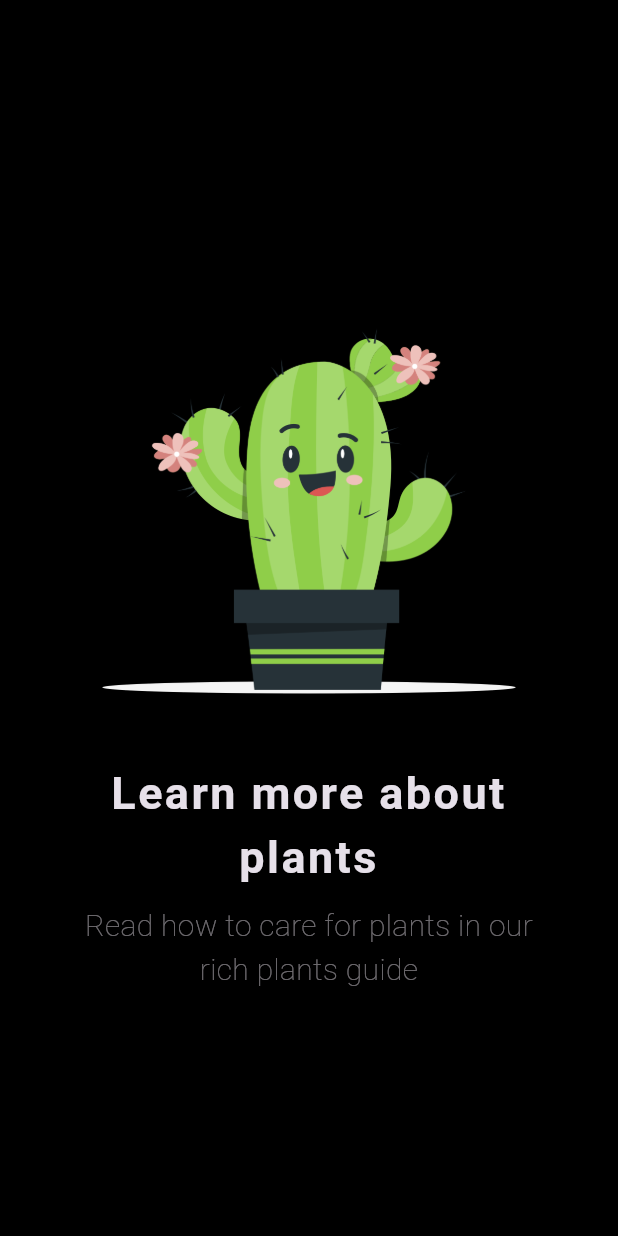
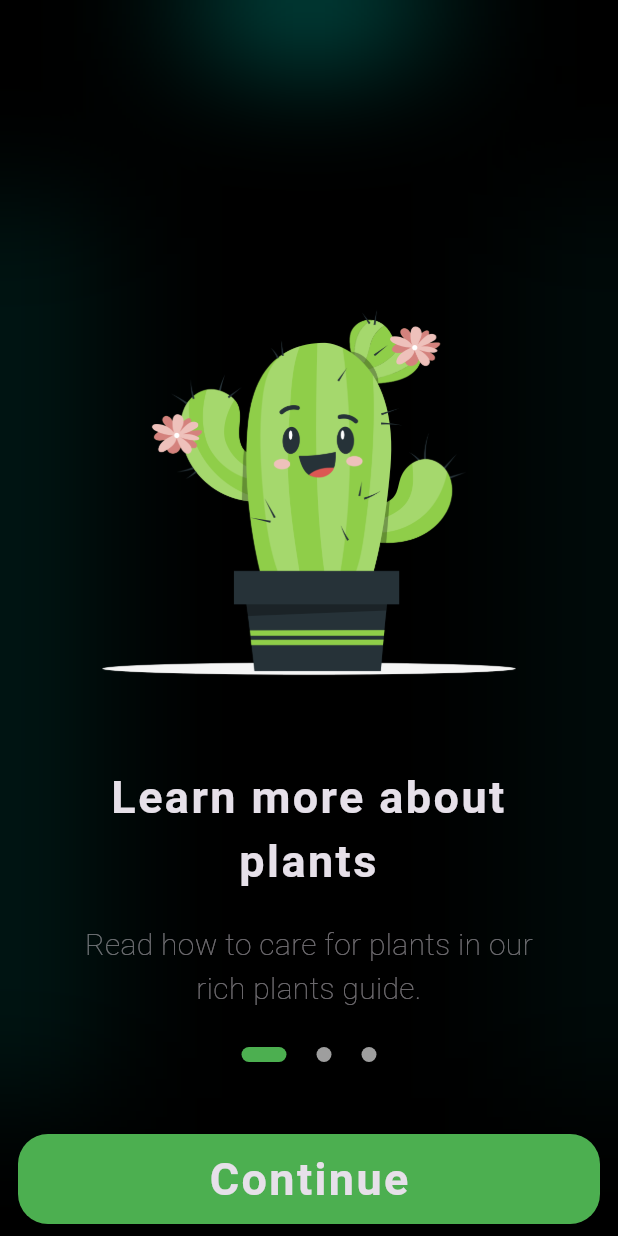
Before and after one commit to Lahlabooo/Dr_Plants, a Flutter app: the screen it shows after launch, on a phone screen of 412 x 824 dp. Run offline on Flutter 3.47's test engine with Material 3 defaults, Android fonts, the phone set to English and light mode, and no system bars; drawn by our look-alikes of smooth_page_indicator; our stand-ins replace go_router.

Commit message:
ui for Splash/view

```diff
--- a/lib/Core/Utilis/App_Routers.dart
+++ b/lib/Core/Utilis/App_Routers.dart
@@ -2,10 +2,14 @@ import 'package:go_router/go_router.dart';
 import 'package:planta/Features/Splash/Peresentation/Views/Splash_View.dart';
 
 abstract class AppRouters {
+  static const kLoginPage = '/LoginPage';
   static final routers = GoRouter(routes: [
     GoRoute(
       path: '/',
       builder: (context, state) => const SplashView(),
     ),
+    //GoRoute(
+    //  path: kLoginPage,
+    //),
   ]);
 }
--- a/lib/Core/Utilis/AssetData.dart
+++ b/lib/Core/Utilis/AssetData.dart
@@ -1,3 +1,7 @@
 abstract class AssetData {
-  static const img1 = "assets/images/2.png";
+  static const SpalshImg = [
+    "assets/images/2.png",
+    "assets/images/3.png",
+    "assets/images/4.png",
+  ];
 }
--- /dev/null
+++ b/lib/Core/Widgets/Background_App.dart
@@ -0,0 +1,69 @@
+import 'dart:ui';
+
+import 'package:flutter/material.dart';
+
+class BacckgroundApp extends StatelessWidget {
+  const BacckgroundApp({super.key, required this.bodyWidgt});
+  final Widget bodyWidgt;
+  @override
+  Widget build(BuildContext context) {
+    return Stack(
+      children: [
+        Column(
+          children: [
+            Row(
+              children: [
+                const Spacer(),
+                Container(
+                  width: 80,
+                  height: 40,
+                  color: Colors.teal,
+                ),
+                const Spacer(),
+              ],
+            ),
+            Expanded(
+              child: Row(
+                children: [
+                  Column(
+                    children: [
+                      const Spacer(),
+                      Container(
+                        width: 10,
+                        height: 600,
+                        color: Colors.teal,
+                      ),
+                      const Spacer(),
+                    ],
+                  ),
+                  const Spacer(),
+                  Column(
+                    children: [
+                      const Spacer(),
+                      Container(
+                        width: 5,
+                        height: 600,
+                        color: Colors.teal,
+                      ),
+                      const Spacer(),
+                    ],
+                  ),
+                ],
+              ),
+            ),
+          ],
+        ),
+        Positioned.fill(
+          child: BackdropFilter(
+            filter: ImageFilter.blur(
+              sigmaX: 60,
+              sigmaY: 40,
+            ),
+            child: const SizedBox(),
+          ),
+        ),
+        bodyWidgt,
+      ],
+    );
+  }
+}
--- /dev/null
+++ b/lib/Features/Splash/Data/SpalshData.dart
@@ -0,0 +1,11 @@
+abstract class SplashData {
+  static const titleOne = "Learn more about plants";
+  static const descriptionOne =
+      "Read how to care for plants in our rich plants guide.";
+  static const titleTwo = "Find a plant lover friend";
+  static const descriptionTwo =
+      "Are you a plant lover? Connect with other plant lovers.";
+  static const titleThree = "Plant a tree, green the Earth";
+  static const descriptionThree =
+      "Find almost all types of plants that you like here.";
+}
--- a/lib/Features/Splash/Peresentation/Views/Splash_View.dart
+++ b/lib/Features/Splash/Peresentation/Views/Splash_View.dart
@@ -1,5 +1,8 @@
 import 'package:flutter/material.dart';
-import 'package:planta/Features/Splash/Peresentation/Views/Widgets/Splash_Body.dart';
+import 'package:planta/Core/Widgets/Background_App.dart';
+
+import 'Widgets/Splash_Body.dart';
+//import 'package:planta/Features/Splash/Peresentation/Views/Widgets/Splash_Body.dart';
 
 class SplashView extends StatelessWidget {
   const SplashView({super.key});
@@ -7,7 +10,9 @@ class SplashView extends StatelessWidget {
   @override
   Widget build(BuildContext context) {
     return const Scaffold(
-      body: SplashBody(),
+      body: BacckgroundApp(
+        bodyWidgt: SplashBody(),
+      ),
     );
   }
 }
--- /dev/null
+++ b/lib/Features/Splash/Peresentation/Views/Widgets/Indicator.dart
@@ -0,0 +1,22 @@
+import 'package:flutter/material.dart';
+import 'package:smooth_page_indicator/smooth_page_indicator.dart';
+
+class Indicator extends StatelessWidget {
+  const Indicator({super.key, required this.controller});
+  final PageController controller;
+  @override
+  Widget build(BuildContext context) {
+    return SmoothPageIndicator(
+      controller: controller,
+      count: 3,
+      effect: const ExpandingDotsEffect(
+        dotHeight: 10,
+        dotWidth: 10,
+        activeDotColor: Colors.green,
+        dotColor: Colors.grey,
+        spacing: 20,
+        //jumpScale: 2,
+      ),
+    );
+  }
+}
--- /dev/null
+++ b/lib/Features/Splash/Peresentation/Views/Widgets/PageView.dart
@@ -0,0 +1,32 @@
+import 'package:flutter/material.dart';
+import 'package:planta/Core/Utilis/AssetData.dart';
+import 'package:planta/Features/Splash/Data/SpalshData.dart';
+import 'package:planta/Features/Splash/Peresentation/Views/Widgets/Page_View_Item.dart';
+
+class CustompageView extends StatelessWidget {
+  const CustompageView(
+      {super.key, required this.pageController, this.onPageChanged});
+  final PageController pageController;
+  final void Function(int)? onPageChanged;
+  @override
+  Widget build(BuildContext context) {
+    return PageView(
+      controller: pageController,
+      onPageChanged: onPageChanged,
+      children: [
+        PageViewItem(
+            img: AssetData.SpalshImg[0],
+            title: SplashData.titleOne,
+            supTitle: SplashData.descriptionOne),
+        PageViewItem(
+            img: AssetData.SpalshImg[1],
+            title: SplashData.titleTwo,
+            supTitle: SplashData.descriptionTwo),
+        PageViewItem(
+            img: AssetData.SpalshImg[2],
+            title: SplashData.titleThree,
+            supTitle: SplashData.descriptionThree),
+      ],
+    );
+  }
+}
--- a/lib/Features/Splash/Peresentation/Views/Widgets/Page_View_Item.dart
+++ b/lib/Features/Splash/Peresentation/Views/Widgets/Page_View_Item.dart
@@ -21,7 +21,7 @@ class PageViewItem extends StatelessWidget {
         children: [
           Image.asset(img),
           const SizedBox(
-            height: 15,
+            height: 30,
           ),
           Text(
             title,
@@ -30,7 +30,7 @@ class PageViewItem extends StatelessWidget {
             style: Styles.textStyle30,
           ),
           const SizedBox(
-            height: 10,
+            height: 20,
           ),
           Opacity(
             opacity: .5,
--- /dev/null
+++ b/lib/Features/Splash/Peresentation/Views/Widgets/SplashButton.dart
@@ -0,0 +1,42 @@
+import 'package:flutter/material.dart';
+import 'package:planta/Core/Utilis/Styles.dart';
+
+class SplashButton extends StatelessWidget {
+  const SplashButton(
+      {super.key, required this.currentPage, required this.controller});
+  final int currentPage;
+  final PageController controller;
+  @override
+  Widget build(BuildContext context) {
+    return GestureDetector(
+      onTap: () {
+        pageViewNavigation(context);
+      },
+      child: Padding(
+        padding: const EdgeInsets.symmetric(vertical: 8.0, horizontal: 12),
+        child: Container(
+          height: 60,
+          decoration: BoxDecoration(
+            borderRadius: BorderRadiusDirectional.circular(20.0),
+            color: Colors.green,
+          ),
+          child: const Center(
+            child: Text(
+              "Continue",
+              style: Styles.textStyle30,
+            ),
+          ),
+        ),
+      ),
+    );
+  }
+
+  void pageViewNavigation(BuildContext context) {
+    if (currentPage == 2) {
+      //GoRouter.of(context).push(AppRouters.kLoginPage);
+    } else {
+      controller.nextPage(
+          duration: const Duration(milliseconds: 100), curve: Curves.linear);
+    }
+  }
+}
--- a/lib/Features/Splash/Peresentation/Views/Widgets/Splash_Body.dart
+++ b/lib/Features/Splash/Peresentation/Views/Widgets/Splash_Body.dart
@@ -1,16 +1,58 @@
 import 'package:flutter/material.dart';
-import 'package:planta/Core/Utilis/AssetData.dart';
-import 'package:planta/Features/Splash/Peresentation/Views/Widgets/Page_View_Item.dart';
+import 'package:planta/Features/Splash/Peresentation/Views/Widgets/PageView.dart';
+import 'package:planta/Features/Splash/Peresentation/Views/Widgets/SplashButton.dart';
 
-class SplashBody extends StatelessWidget {
+import 'Indicator.dart';
+
+class SplashBody extends StatefulWidget {
   const SplashBody({super.key});
 
   @override
+  State<SplashBody> createState() => _SplashBodyState();
+}
+
+late PageController _controller;
+int currentPage = 0;
+
+class _SplashBodyState extends State<SplashBody> {
+  @override
+  void initState() {
+    super.initState();
+    _controller = PageController();
+  }
+
+  @override
+  void dispose() {
+    _controller.dispose();
+    super.dispose();
+  }
+
+  @override
   Widget build(BuildContext context) {
-    return const PageViewItem(
-      img: AssetData.img1,
-      title: 'Learn more about plants',
-      supTitle: 'Read how to care for plants in our rich plants guide ',
+    return Stack(
+      alignment: Alignment.bottomCenter,
+      children: [
+        CustompageView(
+          pageController: _controller,
+          onPageChanged: (index) {
+            setState(() {
+              currentPage = index;
+            });
+          },
+        ),
+        Column(
+          mainAxisSize: MainAxisSize.min,
+          children: [
+            Indicator(
+              controller: _controller,
+            ),
+            const SizedBox(
+              height: 40,
+            ),
+            SplashButton(currentPage: currentPage, controller: _controller)
+          ],
+        ),
+      ],
     );
   }
 }
```
Also changed, not shown: pubspec.yaml (+2 -7 lines), pubspec.lock.
